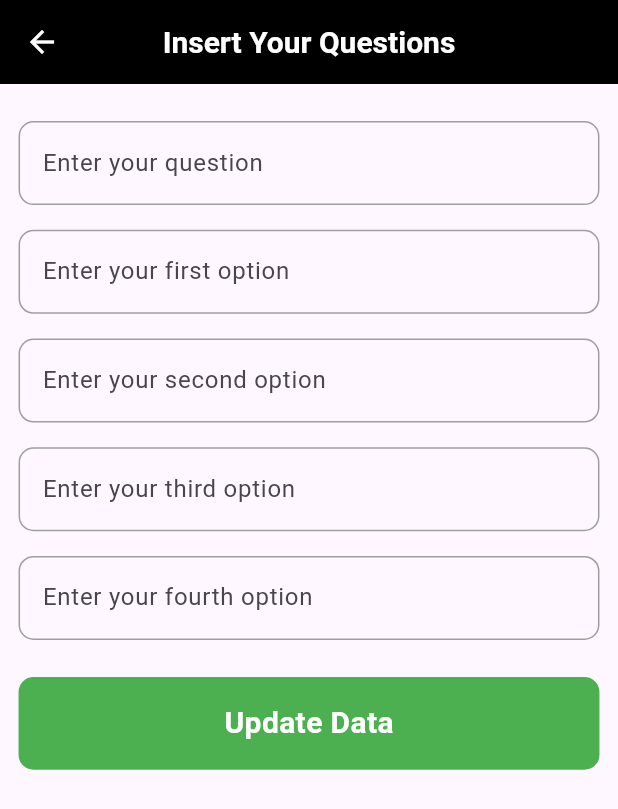
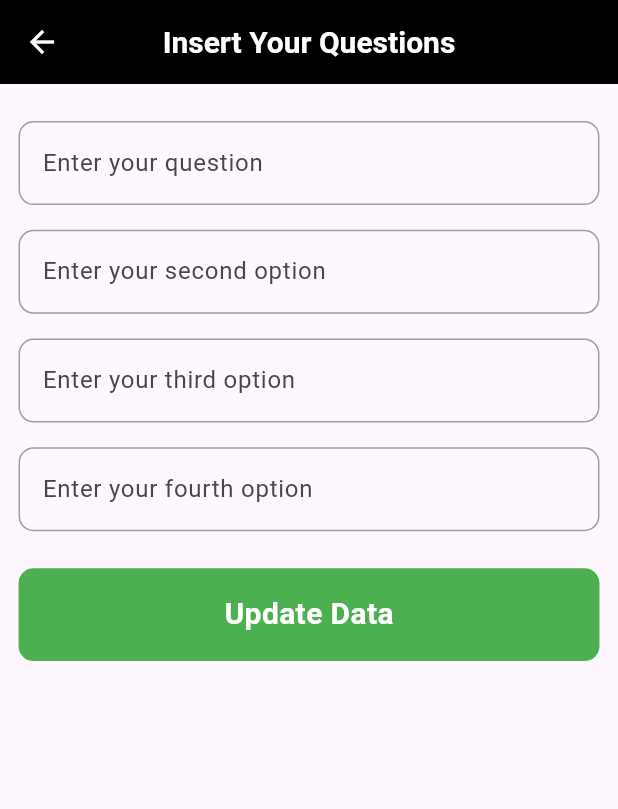
Before and after one commit to ArslanXXQazi/final-project, a Flutter app: the UpdateData screen opened directly with empty values, on a phone screen of 412 x 824 dp. Shown: the top 809 px of the screen. Run offline on Flutter 3.47's test engine with Material 3 defaults, Android fonts, the phone set to English and light mode, and no system bars; our stand-ins replace get, google_fonts, sqflite; accounts and stored records are empty; Roboto replaces fonts that are missing (Adamina).

Commit message:
Update update_data.dart
update

```diff
--- a/final_projrct/lib/src/views/home_views/update_data/update_data.dart
+++ b/final_projrct/lib/src/views/home_views/update_data/update_data.dart
@@ -93,11 +93,7 @@ DbClass dbClass= DbClass.instance;
                 hintText: "Enter your question",
                 labelText: "Enter your question",
               ),
-              CustomTextFromField(
-                controller: option1Controller,
-                hintText: "Enter your first option",
-                labelText: "Enter your first option",
-              ),
+
               CustomTextFromField(
                 controller: option2Controller,
                 hintText: "Enter your second option",
```
